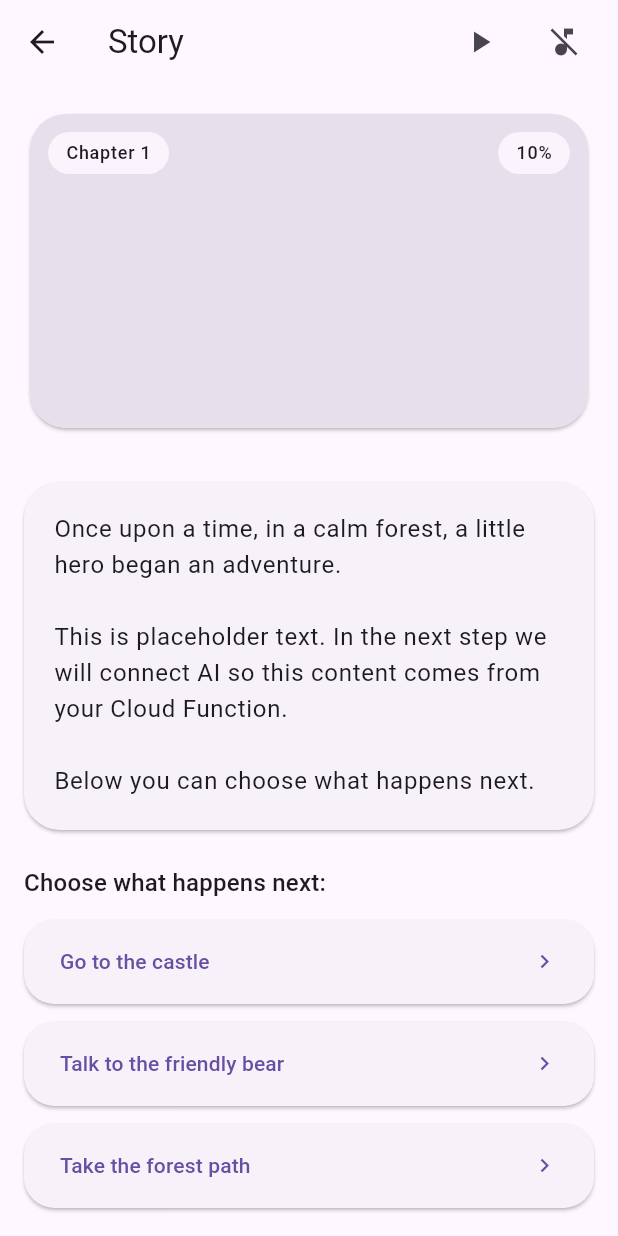
After one commit to ArtushS/kidstel, a Flutter app: the StoryReaderPage screen opened by its route, on a phone screen of 412 x 824 dp. The commit adds this screen. Run offline on Flutter 3.47's test engine with Material 3 defaults, Android fonts, the light colour scheme and no system bars; our stand-ins replace cached_network_image, firebase_core, firebase_storage, go_router; accounts and stored records are empty.

Commit message:
befor request

```diff
--- a/lib/app/router.dart
+++ b/lib/app/router.dart
@@ -7,6 +7,7 @@ import '../features/story_setup/story_setup_page.dart';
 import '../features/reader/reader_page.dart';
 import '../features/settings/settings_page.dart';
 import '../shared/models/story_setup.dart';
+import '../features/story_reader/story_reader_page.dart';
 
 GoRouter buildRouter() {
   return GoRouter(
@@ -34,6 +35,11 @@ GoRouter buildRouter() {
         pageBuilder: (context, state) =>
             const MaterialPage(child: SettingsPage()),
       ),
+      GoRoute(
+        path: '/story-reader',
+        name: 'story-reader',
+        builder: (context, state) => const StoryReaderPage(),
+      ),
     ],
     errorPageBuilder: (context, state) {
       return MaterialPage(
--- /dev/null
+++ b/lib/features/story_reader/models/story_choice_view_data.dart
@@ -0,0 +1,13 @@
+class StoryChoiceViewData {
+  final String id;
+  final String label;
+
+  /// Payload that will be sent to Cloud Function (later)
+  final Map<String, dynamic> payload;
+
+  const StoryChoiceViewData({
+    required this.id,
+    required this.label,
+    required this.payload,
+  });
+}
--- /dev/null
+++ b/lib/features/story_reader/models/story_view_data.dart
@@ -0,0 +1,36 @@
+import 'story_choice_view_data.dart';
+
+class StoryViewData {
+  final String storyId;
+  final String title;
+
+  /// For now this is a single image for the chapter/cover.
+  /// Later: can become per-chapter images.
+  final String? coverImageUrl;
+
+  /// 0-based chapter index
+  final int chapterIndex;
+
+  /// 0..1 progress (can be derived from chapters later)
+  final double progress;
+
+  /// Chapter text
+  final String text;
+
+  /// Choices for branching
+  final List<StoryChoiceViewData> choices;
+
+  /// True if the story ended (no choices)
+  final bool isFinal;
+
+  const StoryViewData({
+    required this.storyId,
+    required this.title,
+    required this.coverImageUrl,
+    required this.chapterIndex,
+    required this.progress,
+    required this.text,
+    required this.choices,
+    required this.isFinal,
+  });
+}
--- /dev/null
+++ b/lib/features/story_reader/story_reader_controller.dart
@@ -0,0 +1,167 @@
+import 'dart:math';
+import 'package:flutter/foundation.dart';
+
+import 'models/story_view_data.dart';
+import 'models/story_choice_view_data.dart';
+
+class StoryReaderController extends ChangeNotifier {
+  /// Page state
+  bool isLoading = false;
+  String? error;
+  StoryViewData? data;
+
+  /// UI prefs
+  double textScale = 1.0;
+
+  /// Narration (stub for now)
+  bool narrationPlaying = false;
+
+  /// Background music (stub for now)
+  bool musicEnabled = false;
+
+  /// Optional: store last chosen option
+  String? lastChoiceId;
+
+  /// Load initial story (temporary mock; next step will fetch from Cloud Function)
+  Future<void> loadInitial() async {
+    isLoading = true;
+    error = null;
+    notifyListeners();
+
+    try {
+      // Simulate network delay
+      await Future<void>.delayed(const Duration(milliseconds: 300));
+
+      data = StoryViewData(
+        storyId: 'demo_story_001',
+        title: 'Story',
+        coverImageUrl: null, // put URL later
+        chapterIndex: 0,
+        progress: 0.1,
+        text:
+            'Once upon a time, in a calm forest, a little hero began an adventure.\n\n'
+            'This is placeholder text. In the next step we will connect AI so this '
+            'content comes from your Cloud Function.\n\n'
+            'Below you can choose what happens next.',
+        choices: [
+          StoryChoiceViewData(
+            id: 'choice_castle',
+            label: 'Go to the castle',
+            payload: {'next': 'castle'},
+          ),
+          StoryChoiceViewData(
+            id: 'choice_bear',
+            label: 'Talk to the friendly bear',
+            payload: {'next': 'bear'},
+          ),
+          StoryChoiceViewData(
+            id: 'choice_forest',
+            label: 'Take the forest path',
+            payload: {'next': 'forest'},
+          ),
+        ],
+        isFinal: false,
+      );
+    } catch (e) {
+      error = e.toString();
+    } finally {
+      isLoading = false;
+      notifyListeners();
+    }
+  }
+
+  /// Choice selected -> next chapter (mock for now)
+  Future<void> onChoiceSelected(StoryChoiceViewData choice) async {
+    if (isLoading) return;
+
+    isLoading = true;
+    error = null;
+    lastChoiceId = choice.id;
+    notifyListeners();
+
+    try {
+      // Simulate request to AI
+      await Future<void>.delayed(const Duration(milliseconds: 450));
+
+      final prev = data;
+      final nextChapter = (prev?.chapterIndex ?? 0) + 1;
+
+      // Make progress look natural for demo
+      final nextProgress = min(1.0, (prev?.progress ?? 0.0) + 0.15);
+
+      data = StoryViewData(
+        storyId: prev?.storyId ?? 'demo_story_001',
+        title: prev?.title ?? 'Story',
+        coverImageUrl: prev?.coverImageUrl,
+        chapterIndex: nextChapter,
+        progress: nextProgress,
+        text:
+            'You chose: "${choice.label}".\n\n'
+            'This is the next generated chapter (placeholder). '
+            'Next step: replace this with the real Cloud Function response.\n\n'
+            'Chapter $nextChapter continues the story based on the chosen path.',
+        choices: _nextChoicesForDemo(nextChapter),
+        isFinal: nextProgress >= 1.0,
+      );
+
+      // Auto-stop narration between chapters (stub behavior)
+      narrationPlaying = false;
+    } catch (e) {
+      error = e.toString();
+    } finally {
+      isLoading = false;
+      notifyListeners();
+    }
+  }
+
+  List<StoryChoiceViewData> _nextChoicesForDemo(int chapter) {
+    // After some chapters we can end demo
+    if (chapter >= 4) {
+      return const [];
+    }
+
+    return [
+      StoryChoiceViewData(
+        id: 'choice_a',
+        label: 'Continue carefully',
+        payload: {'next': 'carefully'},
+      ),
+      StoryChoiceViewData(
+        id: 'choice_b',
+        label: 'Ask for help',
+        payload: {'next': 'help'},
+      ),
+      StoryChoiceViewData(
+        id: 'choice_c',
+        label: 'Explore something new',
+        payload: {'next': 'explore'},
+      ),
+    ];
+  }
+
+  /// Narration control (stub for now)
+  void toggleNarration() {
+    // Later: call NarrationService (TTS/AI voice)
+    narrationPlaying = !narrationPlaying;
+
+    // If narration starts, apply "ducking" to music later.
+    notifyListeners();
+  }
+
+  /// Music control (stub for now)
+  void toggleMusic() {
+    // Later: call MusicService (background audio + audio_service)
+    musicEnabled = !musicEnabled;
+    notifyListeners();
+  }
+
+  void increaseText() {
+    textScale = (textScale + 0.1).clamp(0.9, 1.6);
+    notifyListeners();
+  }
+
+  void decreaseText() {
+    textScale = (textScale - 0.1).clamp(0.9, 1.6);
+    notifyListeners();
+  }
+}
--- /dev/null
+++ b/lib/features/story_reader/story_reader_page.dart
@@ -0,0 +1,261 @@
+import 'package:flutter/material.dart';
+import 'package:provider/provider.dart';
+
+import '../../l10n/app_localizations.dart';
+import 'story_reader_controller.dart';
+import 'models/story_view_data.dart';
+
+class StoryReaderPage extends StatelessWidget {
+  const StoryReaderPage({super.key});
+
+  @override
+  Widget build(BuildContext context) {
+    final l10n = AppLocalizations.of(context)!;
+
+    return ChangeNotifierProvider<StoryReaderController>(
+      create: (_) => StoryReaderController()..loadInitial(),
+      child: Scaffold(
+        appBar: AppBar(
+          leading: const BackButton(),
+          title: Text(l10n.story),
+          actions: [
+            _NarrationButton(),
+            const SizedBox(width: 8),
+            _MusicToggleButton(),
+            const SizedBox(width: 12),
+          ],
+        ),
+        body: const SafeArea(child: _StoryReaderBody()),
+      ),
+    );
+  }
+}
+
+class _StoryReaderBody extends StatelessWidget {
+  const _StoryReaderBody();
+
+  @override
+  Widget build(BuildContext context) {
+    final controller = context.watch<StoryReaderController>();
+
+    if (controller.isLoading && controller.data == null) {
+      return const Center(child: CircularProgressIndicator());
+    }
+
+    if (controller.error != null) {
+      return Center(child: Text(controller.error!));
+    }
+
+    final data = controller.data!;
+    final theme = Theme.of(context);
+
+    return CustomScrollView(
+      slivers: [
+        SliverToBoxAdapter(
+          child: Padding(
+            padding: const EdgeInsets.all(16),
+            child: _ImageCard(data: data),
+          ),
+        ),
+        SliverToBoxAdapter(
+          child: Padding(
+            padding: const EdgeInsets.symmetric(horizontal: 16),
+            child: _TextCard(data: data),
+          ),
+        ),
+        SliverFillRemaining(
+          hasScrollBody: false,
+          child: _BottomInteractionPanel(data: data),
+        ),
+      ],
+    );
+  }
+}
+
+class _ImageCard extends StatelessWidget {
+  final StoryViewData data;
+
+  const _ImageCard({required this.data});
+
+  @override
+  Widget build(BuildContext context) {
+    final theme = Theme.of(context);
+
+    return Card(
+      shape: RoundedRectangleBorder(borderRadius: BorderRadius.circular(24)),
+      child: ClipRRect(
+        borderRadius: BorderRadius.circular(24),
+        child: Stack(
+          children: [
+            AspectRatio(
+              aspectRatio: 16 / 9,
+              child: data.coverImageUrl != null
+                  ? Image.network(data.coverImageUrl!, fit: BoxFit.cover)
+                  : Container(color: theme.colorScheme.surfaceVariant),
+            ),
+            Positioned(
+              left: 12,
+              top: 12,
+              child: _Chip(label: 'Chapter ${data.chapterIndex + 1}'),
+            ),
+            Positioned(
+              right: 12,
+              top: 12,
+              child: _Chip(label: '${(data.progress * 100).round()}%'),
+            ),
+          ],
+        ),
+      ),
+    );
+  }
+}
+
+class _Chip extends StatelessWidget {
+  final String label;
+
+  const _Chip({required this.label});
+
+  @override
+  Widget build(BuildContext context) {
+    final theme = Theme.of(context);
+
+    return Container(
+      padding: const EdgeInsets.symmetric(horizontal: 12, vertical: 6),
+      decoration: BoxDecoration(
+        color: theme.colorScheme.surface.withOpacity(0.85),
+        borderRadius: BorderRadius.circular(16),
+      ),
+      child: Text(label, style: theme.textTheme.labelMedium),
+    );
+  }
+}
+
+class _TextCard extends StatelessWidget {
+  final StoryViewData data;
+
+  const _TextCard({required this.data});
+
+  @override
+  Widget build(BuildContext context) {
+    final controller = context.watch<StoryReaderController>();
+    final theme = Theme.of(context);
+
+    return Card(
+      margin: const EdgeInsets.only(top: 16, bottom: 16),
+      shape: RoundedRectangleBorder(borderRadius: BorderRadius.circular(24)),
+      child: Padding(
+        padding: const EdgeInsets.all(20),
+        child: Text(
+          data.text,
+          textScaleFactor: controller.textScale,
+          style: theme.textTheme.bodyLarge,
+        ),
+      ),
+    );
+  }
+}
+
+class _BottomInteractionPanel extends StatelessWidget {
+  final StoryViewData data;
+
+  const _BottomInteractionPanel({required this.data});
+
+  @override
+  Widget build(BuildContext context) {
+    final controller = context.read<StoryReaderController>();
+    final l10n = AppLocalizations.of(context)!;
+    final theme = Theme.of(context);
+
+    return Padding(
+      padding: const EdgeInsets.fromLTRB(16, 8, 16, 16),
+      child: Column(
+        mainAxisAlignment: MainAxisAlignment.end,
+        children: [
+          if (!data.isFinal) ...[
+            Align(
+              alignment: Alignment.centerLeft,
+              child: Text(
+                l10n.chooseWhatNext,
+                style: theme.textTheme.titleMedium,
+              ),
+            ),
+            const SizedBox(height: 12),
+            for (final choice in data.choices)
+              Padding(
+                padding: const EdgeInsets.only(bottom: 12),
+                child: ElevatedButton(
+                  onPressed: () => controller.onChoiceSelected(choice),
+                  style: ElevatedButton.styleFrom(
+                    minimumSize: const Size.fromHeight(56),
+                    shape: RoundedRectangleBorder(
+                      borderRadius: BorderRadius.circular(20),
+                    ),
+                  ),
+                  child: Row(
+                    mainAxisAlignment: MainAxisAlignment.spaceBetween,
+                    children: [
+                      Text(choice.label),
+                      const Icon(Icons.chevron_right),
+                    ],
+                  ),
+                ),
+              ),
+          ],
+          const SizedBox(height: 8),
+          _MiniControls(),
+        ],
+      ),
+    );
+  }
+}
+
+class _MiniControls extends StatelessWidget {
+  @override
+  Widget build(BuildContext context) {
+    final controller = context.watch<StoryReaderController>();
+
+    return Row(
+      children: [
+        IconButton(
+          icon: Icon(
+            controller.musicEnabled ? Icons.music_note : Icons.music_off,
+          ),
+          onPressed: controller.toggleMusic,
+        ),
+        const Spacer(),
+        IconButton(
+          icon: const Icon(Icons.text_decrease),
+          onPressed: controller.decreaseText,
+        ),
+        IconButton(
+          icon: const Icon(Icons.text_increase),
+          onPressed: controller.increaseText,
+        ),
+      ],
+    );
+  }
+}
+
+class _NarrationButton extends StatelessWidget {
+  @override
+  Widget build(BuildContext context) {
+    final controller = context.watch<StoryReaderController>();
+
+    return IconButton(
+      icon: Icon(controller.narrationPlaying ? Icons.pause : Icons.play_arrow),
+      onPressed: controller.toggleNarration,
+    );
+  }
+}
+
+class _MusicToggleButton extends StatelessWidget {
+  @override
+  Widget build(BuildContext context) {
+    final controller = context.watch<StoryReaderController>();
+
+    return IconButton(
+      icon: Icon(controller.musicEnabled ? Icons.music_note : Icons.music_off),
+      onPressed: controller.toggleMusic,
+    );
+  }
+}
--- a/lib/l10n/app_en.arb
+++ b/lib/l10n/app_en.arb
@@ -94,5 +94,7 @@
   "goLeft": "Go left",
   "goRight": "Go right",
   "stay": "Stay",
-  "notFound": "Not found"
+  "notFound": "Not found",
+  "story": "Story",
+  "chooseWhatNext": "Choose what happens next:"
 }
--- a/lib/l10n/app_hy.arb
+++ b/lib/l10n/app_hy.arb
@@ -95,5 +95,7 @@
   "goLeft": "Գնալ ձախ",
   "goRight": "Գնալ աջ",
   "stay": "Մնալ",
-  "notFound": "Չի գտնվել"
+  "notFound": "Չի գտնվել",
+  "story": "Պատմություն",
+  "chooseWhatNext": "Ընտրիր՝ ինչ կլինի հետո․"
 }
--- a/lib/l10n/app_localizations.dart
+++ b/lib/l10n/app_localizations.dart
@@ -675,6 +675,18 @@ abstract class AppLocalizations {
   /// In en, this message translates to:
   /// **'Not found'**
   String get notFound;
+
+  /// No description provided for @story.
+  ///
+  /// In en, this message translates to:
+  /// **'Story'**
+  String get story;
+
+  /// No description provided for @chooseWhatNext.
+  ///
+  /// In en, this message translates to:
+  /// **'Choose what happens next:'**
+  String get chooseWhatNext;
 }
 
 class _AppLocalizationsDelegate
--- a/lib/l10n/app_localizations_en.dart
+++ b/lib/l10n/app_localizations_en.dart
@@ -297,4 +297,10 @@ class AppLocalizationsEn extends AppLocalizations {
 
   @override
   String get notFound => 'Not found';
+
+  @override
+  String get story => 'Story';
+
+  @override
+  String get chooseWhatNext => 'Choose what happens next:';
 }
--- a/lib/l10n/app_localizations_hy.dart
+++ b/lib/l10n/app_localizations_hy.dart
@@ -298,4 +298,10 @@ class AppLocalizationsHy extends AppLocalizations {
 
   @override
   String get notFound => 'Չի գտնվել';
+
+  @override
+  String get story => 'Պատմություն';
+
+  @override
+  String get chooseWhatNext => 'Ընտրիր՝ ինչ կլինի հետո․';
 }
--- a/lib/l10n/app_localizations_ru.dart
+++ b/lib/l10n/app_localizations_ru.dart
@@ -297,4 +297,10 @@ class AppLocalizationsRu extends AppLocalizations {
 
   @override
   String get notFound => 'Не найдено';
+
+  @override
+  String get story => 'История';
+
+  @override
+  String get chooseWhatNext => 'Выбери, что будет дальше:';
 }
--- a/lib/l10n/app_ru.arb
+++ b/lib/l10n/app_ru.arb
@@ -95,5 +95,7 @@
   "goLeft": "Пойти налево",
   "goRight": "Пойти направо",
   "stay": "Остаться",
-  "notFound": "Не найдено"
+  "notFound": "Не найдено",
+  "story": "История",
+  "chooseWhatNext": "Выбери, что будет дальше:"
 }
--- a/pubspec.yaml
+++ b/pubspec.yaml
@@ -22,6 +22,7 @@ dependencies:
   firebase_storage: ^11.6.5
 
   cached_network_image: ^3.4.1
+  provider: ^6.1.5+1
 
 dev_dependencies:
   flutter_test:
```
Also changed, not shown: pubspec.lock.
